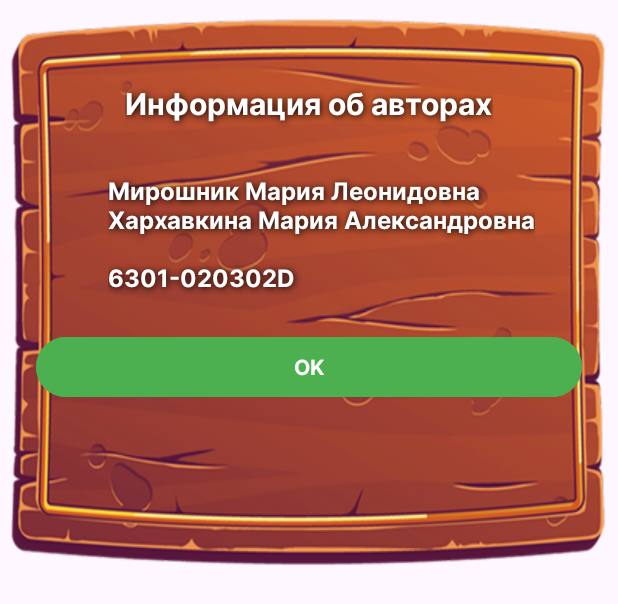
After one commit to Miroshnik-Mariya/Kalah_PI_team, an Android app: the layout info_dialog.xml on its own in the app's theme, with its tools: preview values and no code run, on a phone screen of 412 x 824 dp. The commit adds this screen. Shown: the top 604 px of the screen. Run offline under Robolectric (Android 15) with nearby library versions, the light colour scheme and no system bars.

Commit message:
Окно "Об авторах" и горизонтальный формат
Сделана горизонтальная развёртка и информационное окно "Об авторах".

```diff
--- a/app/src/main/AndroidManifest.xml
+++ b/app/src/main/AndroidManifest.xml
@@ -13,6 +13,7 @@
         android:theme="@style/Theme.Kalah">
         <activity
             android:name=".MainActivity"
+            android:screenOrientation="landscape"
             android:exported="true">
             <intent-filter>
                 <action android:name="android.intent.action.MAIN" />
--- /dev/null
+++ b/app/src/main/res/layout/info_dialog.xml
@@ -0,0 +1,55 @@
+<?xml version="1.0" encoding="utf-8"?>
+<LinearLayout xmlns:android="http://schemas.android.com/apk/res/android"
+    android:layout_width="wrap_content"
+    android:layout_height="wrap_content"
+    android:orientation="vertical"
+    android:background="@drawable/info_authors_bckg"
+    android:padding="24dp">
+
+    <TextView
+        android:id="@+id/dialog_title"
+        android:layout_width="wrap_content"
+        android:layout_height="45dp"
+        android:layout_marginTop="30dp"
+        android:layout_gravity="center"
+        android:layout_marginBottom="16dp"
+        android:fontFamily="@font/inter_bold"
+        android:text="Информация об авторах"
+        android:textColor="#FFFFFF"
+        android:textSize="20sp"
+        android:textStyle="bold"
+
+        android:shadowColor="#000000"
+        android:shadowRadius="6"
+        android:shadowDx="1"
+        android:shadowDy="1"/>
+
+
+    <TextView
+        android:id="@+id/dialog_message"
+        android:layout_width="wrap_content"
+        android:layout_height="wrap_content"
+        android:layout_marginBottom="24dp"
+        android:layout_marginLeft="48dp"
+        android:fontFamily="@font/inter_bold"
+        android:gravity="left"
+        android:text="Мирошник Мария Леонидовна\nХархавкина Мария Александровна\n\n6301-020302D"
+        android:textColor="#FFFFFF"
+        android:textSize="16sp"
+
+
+        android:shadowColor="#000000"
+        android:shadowRadius="6"
+        android:shadowDx="1"
+        android:shadowDy="1"/>
+
+    <Button
+        android:id="@+id/dialog_button"
+        android:layout_width="match_parent"
+        android:layout_height="48dp"
+        android:backgroundTint="#4CAF50"
+        android:fontFamily="@font/inter_bold"
+        android:text="OK"
+        android:textColor="#FFFFFF" />
+
+</LinearLayout>
```
Also changed, not shown: app/src/main/java/com/example/kalah/MainActivity.kt (+35 -6 lines), app/src/main/res/layout/activity_main.xml (+4 -4 lines), app/src/main/res/drawable/info_authors_bckg.png (added), app/src/main/res/font/inter_bold.otf (added).
